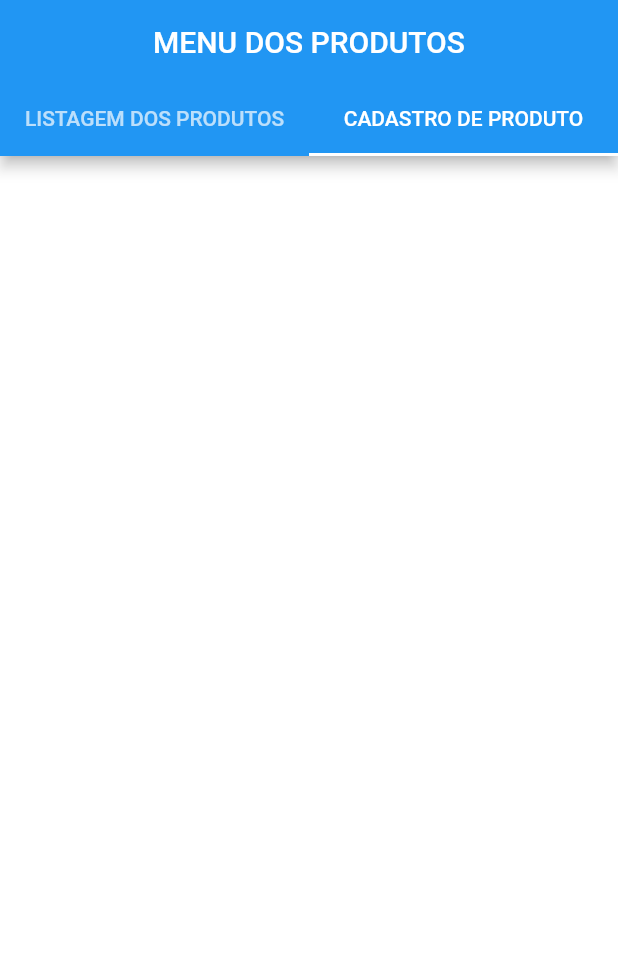
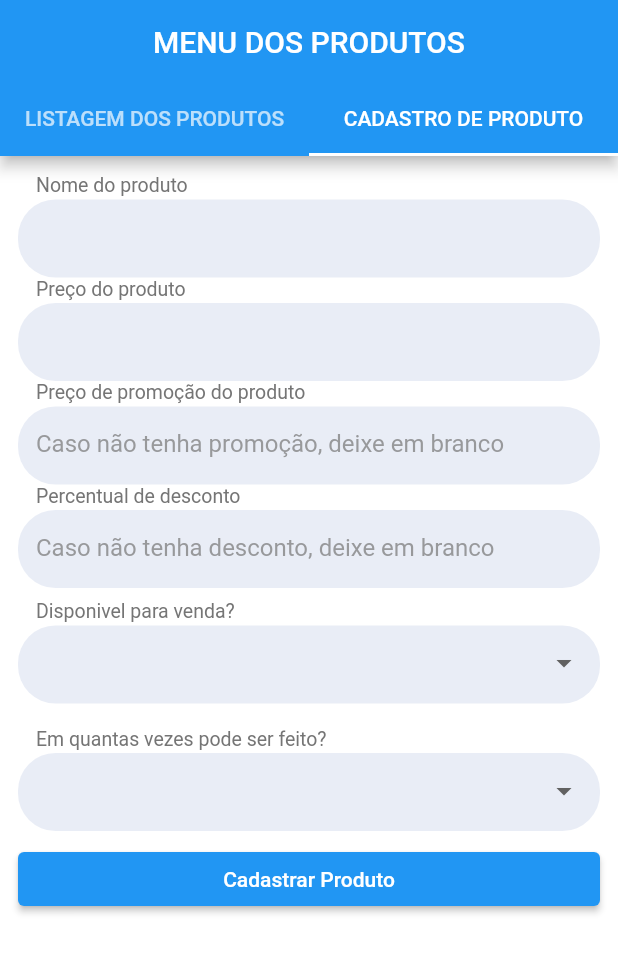
Before and after one commit to RonTozzo/CRUD----BloC, a Flutter app: the screen it shows after launch, tab 2 chosen, on a phone screen of 412 x 824 dp. Shown: the top 953 px of the screen. Run offline on Flutter 3.47's test engine with Material 2 defaults, Android fonts, the phone set to English and light mode, and no system bars; our stand-ins replace equatable, flutter_bloc, sqflite; missing offline and left inert: easy_mask; accounts and stored records are empty; network calls fail.

Commit message:
cadastro de produtos inicio

```diff
--- a/lib/main.dart
+++ b/lib/main.dart
@@ -21,7 +21,7 @@ class MyApp extends StatelessWidget {
       home: BlocProvider<HomeBloc>(
         create: (BuildContext blocContext) =>
             HomeBloc(HomeLoadingState())..add(HomeFetchList()),
-        child: const ListaProdutosPage(),
+        child: const HomePage(),
       ),
     );
   }
--- /dev/null
+++ b/lib/pages/cadastro_produto._page.dart
@@ -0,0 +1,220 @@
+import 'dart:developer';
+
+import 'package:crud_bloc/util/armazenamento_util.dart';
+import 'package:crud_bloc/widgets/main_input.dart';
+import 'package:crud_bloc/widgets/main_select.dart';
+import 'package:easy_mask/easy_mask.dart';
+import 'package:flutter/material.dart';
+import 'package:intl/intl.dart';
+import 'package:flutter_bloc/flutter_bloc.dart';
+import 'home_bloc/home_event.dart';
+import 'home_bloc/home_state.dart';
+import 'home_page.dart';
+import 'home_bloc/home_bloc.dart';
+
+class CadastroProdutoPage extends StatefulWidget {
+  CadastroProdutoPage({Key? key}) : super(key: key);
+
+  @override
+  _CadastroProdutoPageState createState() => _CadastroProdutoPageState();
+}
+
+class _CadastroProdutoPageState extends State<CadastroProdutoPage> {
+  final NumberFormat _br = NumberFormat('#,###,###,###,##0.00', 'pt_BR');
+  final GlobalKey<FormState> _formKey = GlobalKey();
+  final Map<String, dynamic> _formData = {
+    'name': '',
+    'on_sale': '',
+    'regular_price': '',
+    'actual_price': '',
+    'discount_percentage': '',
+    'installments': '',
+  };
+  List disponivelParaVenda = [
+    {
+      'value': true,
+      'txt': 'SIM',
+    },
+    {
+      'value': false,
+      'txt': 'NÃO',
+    },
+  ];
+  List vezesEmCredito = [
+    {
+      'value': '1',
+      'txt': '1x',
+    },
+    {
+      'value': '2',
+      'txt': '2x',
+    },
+    {
+      'value': '3',
+      'txt': '3x',
+    },
+    {
+      'value': '4',
+      'txt': '5x',
+    },
+    {
+      'value': '5',
+      'txt': '5x',
+    },
+    {
+      'value': '6',
+      'txt': '6x',
+    },
+    {
+      'value': '7',
+      'txt': '7x',
+    },
+  ];
+
+  @override
+  Widget build(BuildContext context) {
+    return Padding(
+      padding: const EdgeInsets.all(12),
+      child: Form(
+        key: _formKey,
+        child: ListView(
+          children: [
+            MainInput(
+              label: 'Nome do produto',
+              onChanged: (val) {
+                if (val != null) {
+                  _formData['name'] = val;
+                }
+              },
+              validator: (val) {
+                if ((val ?? '').isEmpty) {
+                  return 'Defina um nome para o produto';
+                }
+              },
+            ),
+            MainInput(
+              label: 'Preço do produto',
+              textMask: TextInputMask(
+                mask: 'R!\$! !9+.999,99',
+                reverse: true,
+              ),
+              onChanged: (val) {
+                if (val != null) {
+                  _formData['regular_price'] = val;
+                }
+              },
+              validator: (val) {
+                if ((val ?? '').isEmpty) {
+                  return 'Defina um valor para o produto';
+                }
+              },
+            ),
+            MainInput(
+              label: 'Preço de promoção do produto',
+              hintText: 'Caso não tenha promoção, deixe em branco',
+              textMask: TextInputMask(
+                mask: 'R!\$! !9+.999,99',
+                reverse: true,
+              ),
+              onChanged: (val) {
+                if (val != null) {
+                  _formData['actual_price'] = val;
+                }
+              },
+            ),
+            MainInput(
+              label: 'Percentual de desconto',
+              hintText: 'Caso não tenha desconto, deixe em branco',
+              onChanged: (val) {
+                if (val != null) {
+                  _formData['discount_percentage'] = val;
+                }
+              },
+            ),
+            MainSelect(
+              label: 'Disponivel para venda?',
+              onChanged: (val) {
+                if (val != null) {
+                  _formData['available'] = val;
+                }
+              },
+              validator: (val) {
+                if ((val ?? '').isEmpty) {
+                  return 'Defina a disponibilidade';
+                }
+              },
+              items: disponivelParaVenda.map((dynamic val) {
+                return MainSelectItem(
+                  text: val['txt'],
+                  value: val['value'],
+                );
+              }).toList(),
+            ),
+            MainSelect(
+              label: 'Em quantas vezes pode ser feito?',
+              onChanged: (val) {
+                if (val != null) {
+                  _formData['installments'] = val;
+                }
+              },
+              validator: (val) {
+                if ((val ?? '').isEmpty) {
+                  return 'Defina a possibilidade de crédito';
+                }
+              },
+              items: vezesEmCredito.map((dynamic val) {
+                return MainSelectItem(
+                  text: val['txt'],
+                  value: val['value'],
+                );
+              }).toList(),
+            ),
+            ElevatedButton(
+                onPressed: () async {
+                  if (_formKey.currentState!.validate()) {
+                    List listaProdutos =
+                        await ArmazenamentoUtil.buscar('products');
+                    if (_formData['actual_price'] == '' ||
+                        _formData['actual_price'] == null) {
+                      _formData['actual_price'] = _formData['regular_price'];
+                    }
+                    var aux = _formData['actual_price'].toString().split(' ');
+                    double preco = double.parse(aux[1]);
+                    double precoPrazo =
+                        preco / int.parse(_formData['installments']);
+                    _formData['installments'] =
+                        '${_formData['installments']}x R\$ ${_br.format(precoPrazo)}';
+                    log(_formData['installments']);
+                    _formKey.currentState!.save();
+
+                    Map newProduct = {
+                      'name': _formData['name'],
+                      'on_sale': _formData['on_sale'],
+                      'regular_price': _formData['regular_price'],
+                      'actual_price': _formData['actual_price'],
+                      'discount_percentage': _formData['discount_percentage'],
+                    };
+                    // log(listaProdutos.length.toString());
+                    listaProdutos.add(newProduct);
+                    // log(listaProdutos.length.toString());
+                    // log(listaProdutos.toString());
+                    await ArmazenamentoUtil.salvar('products', listaProdutos);
+                    Navigator.of(context).push(
+                      MaterialPageRoute(
+                        builder: (context) => BlocProvider<HomeBloc>(
+                          create: (BuildContext blocContext) =>
+                              HomeBloc(HomeLoadingState())
+                                ..add(HomeFetchList()),
+                          child: const HomePage(),
+                        ),
+                      ),
+                    );
+                  }
+                },
+                child: const Text('Cadastrar Produto'))
+          ],
+        ),
+      ),
+    );
+  }
+}
--- a/lib/pages/home_page.dart
+++ b/lib/pages/home_page.dart
@@ -1,4 +1,6 @@
+import 'package:crud_bloc/pages/cadastro_produto._page.dart';
 import 'package:crud_bloc/pages/home_bloc/home_event.dart';
+import 'package:crud_bloc/pages/lista_produtos_page.dart';
 import 'package:crud_bloc/util/armazenamento_util.dart';
 import 'package:crud_bloc/widgets/main_search_bar.dart';
 import 'package:flutter/material.dart';
@@ -7,28 +9,28 @@ import 'package:flutter_bloc/flutter_bloc.dart';
 import 'home_bloc/home_bloc.dart';
 import 'home_bloc/home_state.dart';
 
-class ListaProdutosPage extends StatefulWidget {
-  const ListaProdutosPage({Key? key}) : super(key: key);
+class HomePage extends StatefulWidget {
+  const HomePage({Key? key}) : super(key: key);
 
   @override
-  _ListaProdutosPageState createState() => _ListaProdutosPageState();
+  _HomePageState createState() => _HomePageState();
 }
 
-class _ListaProdutosPageState extends State<ListaProdutosPage> {
+class _HomePageState extends State<HomePage> {
   List listaProdutos = [];
   List defaultList = [];
   final searchBarCtrl = TextEditingController();
 
-  @override
-  void initState() {
-    super.initState();
+  // @override
+  // void initState() {
+  //   super.initState();
   // Future.delayed(const Duration(milliseconds: 120), () async {
   //   listaProdutos = await ArmazenamentoUtil.buscar('products');
   //   setState(() {
   //     listaFiltrada = listaProdutos;
   //   });
   // });
-  }
+  // }
 
   void _filtrarInput(String val, List listaProduto) {
     // var list = [];
@@ -47,101 +49,59 @@ class _ListaProdutosPageState extends State<ListaProdutosPage> {
     // });
   }
 
-  Widget _cardProduto(Map produto) {
-    return Column(
-      children: [
-        SizedBox(
-          height: 150,
-          child: Image.network(produto['image'], errorBuilder:
-              (BuildContext context, Object exception, StackTrace? stackTrace) {
-            return Image.asset(
-              'assets/images/error_load_image.png',
-            );
-          }),
+  @override
+  Widget build(BuildContext context) {
+    // final tab1 = (
+
+    //   builder: (context, state) {
+    //     if (state is HomeStateLoaded) {
+    //       defaultList = state.list;
+    //       return
+    //     }
+    //     if (state is HomeErrorState) {
+    //       return Center(
+    //         child: Text(state.message),
+    //       );
+    //     }
+    //     if (state is HomeStateEmptyList) {
+    //       return const Center(
+    //         child: Text('Não há dados disponíveis.'),
+    //       );
+    //     }
+
+    //     return const Center(child: CircularProgressIndicator());
+    //   },
+    // );
+
+    return DefaultTabController(
+      length: 2,
+      child: Scaffold(
+        appBar: AppBar(
+          title: const Text('MENU DOS PRODUTOS'),
+          centerTitle: true,
+          bottom: TabBar(
+            tabs: const [
+              Tab(
+                text: 'LISTAGEM DOS PRODUTOS',
               ),
-        const SizedBox(height: 18),
-        Row(
-          children: [
-            Expanded(
-              child: Text(
-                produto['name'].toString(),
-                style: const TextStyle(fontSize: 12),
-                maxLines: 2,
-                overflow: TextOverflow.ellipsis,
-              ),
+              Tab(
+                text: 'CADASTRO DE PRODUTO',
               ),
             ],
           ),
-        const SizedBox(height: 8),
-        Row(
-          mainAxisAlignment: MainAxisAlignment.start,
-          children: [
-            Text.rich(
-              TextSpan(
-                children: <TextSpan>[
-                  TextSpan(
-                      text: '${produto['regular_price']}',
-                      style:
-                          (produto['discount_percentage'].toString().isNotEmpty)
-                              ? const TextStyle(
-                                  decoration: TextDecoration.lineThrough,
-                                  color: Colors.grey)
-                              : const TextStyle(fontWeight: FontWeight.bold)),
-                  if ((produto['discount_percentage'].toString().isNotEmpty))
-                    TextSpan(
-                        text: ' - ${produto['actual_price']}',
-                        style: const TextStyle(color: Colors.red))
-                ],
         ),
-            ),
-          ],
-        ),
-        const SizedBox(height: 4),
-        Row(
-          mainAxisAlignment: MainAxisAlignment.start,
-          children: [
-            Text(
-              produto['installments'],
-            ),
-          ],
-        ),
-      ],
-    );
-  }
-
-  @override
-  Widget build(BuildContext context) {
-    final tab1 = BlocBuilder<HomeBloc, HomeState>(
+        body: BlocBuilder<HomeBloc, HomeState>(
           bloc: BlocProvider.of<HomeBloc>(context),
           builder: (context, state) {
             if (state is HomeStateLoaded) {
-          defaultList = state.list;
-          return Padding(
-            padding: const EdgeInsets.all(12),
-            child: ListView(
+              // if (tabController != null) {
+              return TabBarView(
                 children: [
-                MainSearchBar(
-                    controller: searchBarCtrl,
-                    hintText: 'Pesquise aqui...',
-                    onChanged: (val) => _filtrarInput(val, listaProdutos)),
-                const SizedBox(height: 8),
-                GridView.builder(
-                  physics: const NeverScrollableScrollPhysics(),
-                  shrinkWrap: true,
-                  gridDelegate: const SliverGridDelegateWithMaxCrossAxisExtent(
-                    maxCrossAxisExtent: 200, // largura maxima
-                    childAspectRatio: 0.7,
-                    crossAxisSpacing: 12,
-                    mainAxisSpacing: 24,
-                  ),
-                  itemCount: listaProdutos.length,
-                  itemBuilder: (BuildContext context, int index) {
-                    return _cardProduto(listaProdutos[index]);
-                  },
-                ),
+                  ListaProdutosPage(state.list),
+                  CadastroProdutoPage()
                 ],
-            ),
               );
+              // }
             }
             if (state is HomeErrorState) {
               return Center(
@@ -156,40 +116,6 @@ class _ListaProdutosPageState extends State<ListaProdutosPage> {
 
             return const Center(child: CircularProgressIndicator());
           },
-    );
-
-    return DefaultTabController(
-      length: 2,
-      child: Scaffold(
-        appBar: AppBar(
-          title: const Text('MENU DOS PRODUTOS'),
-          centerTitle: true,
-          bottom: const TabBar(
-            tabs: [
-              Tab(
-                text: 'LISTAGEM DOS PRODUTOS',
-              ),
-              Tab(
-                text: 'CADASTRO DE PRODUTO',
-              ),
-            ],
-          ),
-        ),
-        body: TabBarView(
-          children: [
-            tab1,
-            BlocBuilder<HomeBloc, HomeState>(
-              bloc: BlocProvider.of<HomeBloc>(context),
-              builder: (context, state) {
-                return Padding(
-                  padding: EdgeInsets.all(12),
-                  child: Column(
-                    children: [],
-                  ),
-                );
-              },
-            ),
-          ],
         ),
       ),
     );
--- a/lib/widgets/main_input.dart
+++ b/lib/widgets/main_input.dart
@@ -1,7 +1,9 @@
+// ignore_for_file: use_key_in_widget_constructors
+
 import 'package:flutter/material.dart';
 import 'package:flutter/services.dart';
 
-class VxInput extends StatelessWidget {
+class MainInput extends StatelessWidget {
   final String? _label;
   final String? _hintText;
   final TextEditingController? _controller;
@@ -16,7 +18,7 @@ class VxInput extends StatelessWidget {
   final TextAlign _textAlign;
   final String? _initVal;
 
-  const VxInput({
+  const MainInput({
     label = '',
     hintText,
     controller,
--- a/lib/widgets/main_select.dart
+++ b/lib/widgets/main_select.dart
@@ -1,21 +1,21 @@
 import 'package:flutter/material.dart';
 
-class VxSelectItem {
+class MainSelectItem {
   String text;
   dynamic value;
 
-  VxSelectItem({required this.text, this.value});
+  MainSelectItem({required this.text, this.value});
 }
 
-class VxSelect extends StatelessWidget {
+class MainSelect extends StatelessWidget {
   final String _label;
-  final List<VxSelectItem> items;
+  final List<MainSelectItem> items;
   final dynamic _value;
   final Function(dynamic)? _onSaved;
   final Function(dynamic)? _onChanged;
   final Function(dynamic)? _validator;
 
-  const VxSelect({
+  const MainSelect({
     required label,
     required this.items,
     onChanged,
--- a/pubspec.yaml
+++ b/pubspec.yaml
@@ -34,6 +34,8 @@ dependencies:
   # The following adds the Cupertino Icons font to your application.
   # Use with the CupertinoIcons class for iOS style icons.
   cupertino_icons: ^1.0.2
+  easy_mask: ^2.0.1
+  intl: ^0.17.0
 
 dev_dependencies:
   flutter_test:
```
Also changed, not shown: lib/pages/home_bloc/home_bloc.dart (+0 -8 lines), lib/pages/lista_produtos_page.dart (added, +109 -0 lines), pubspec.lock. Lines whose indentation alone changed are shown as unchanged.
